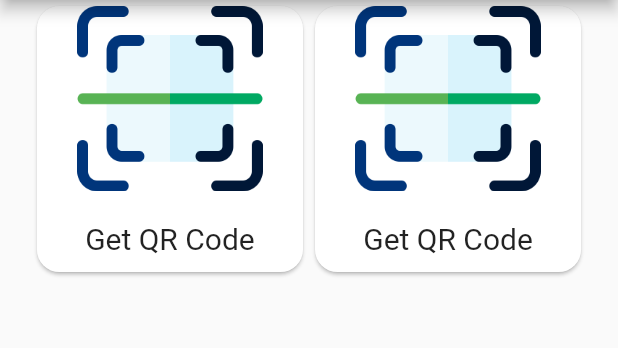
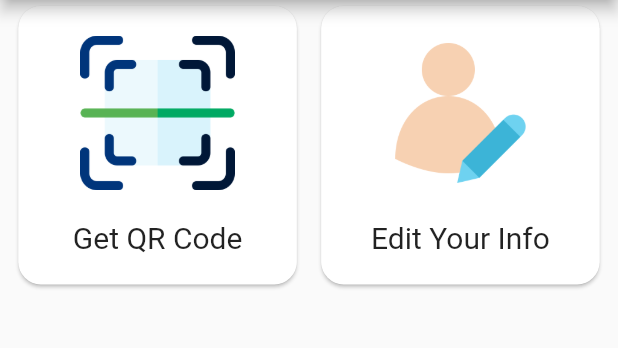
Before and after one commit to yash1200/Petals, a Flutter app: the HomePage screen opened directly, on a phone screen of 412 x 824 dp, the part 84-432 px from its top. Run offline on Flutter 3.47's test engine with Material 2 defaults, Android fonts, the light colour scheme and no system bars; our stand-ins replace firebase_auth, font_awesome_flutter, permission_handler, qr_flutter; missing offline and left inert: qr_code_scanner; accounts and stored records are empty; network calls fail.

Commit message:
Edit Info Completed

```diff
--- a/petal_bussiness/lib/Api_calls/SaveQr.dart
+++ b/petal_bussiness/lib/Api_calls/SaveQr.dart
@@ -3,6 +3,7 @@ import 'dart:typed_data';
 import 'dart:ui';
 import 'package:flutter/material.dart';
 import 'package:permission_handler/permission_handler.dart';
+import 'package:petal_bussiness/Widgets/ShowSnackBar.dart';
 import 'package:qr_flutter/qr_flutter.dart';
 
 void saveQrCode(var key, String text) async {
@@ -11,17 +12,7 @@ void saveQrCode(var key, String text) async {
     File file = File("/storage/emulated/0/Download/qr_image.png");
     var a = await _getWidgetImage(text);
     file.writeAsBytes(a);
-    key.currentState.showSnackBar(
-      SnackBar(
-        backgroundColor: Colors.black45,
-        content: Text(
-          'QR Code Saved in Downloads Folder',
-          style: TextStyle(
-            color: Colors.white38,
-          ),
-        ),
-      ),
-    );
+    showSnackBar(key, 'QR Code Saved in Downloads Folder');
   }
 }
 
--- a/petal_bussiness/lib/Widgets/CustomCard.dart
+++ b/petal_bussiness/lib/Widgets/CustomCard.dart
@@ -21,15 +21,16 @@ class CustomCard extends StatelessWidget {
         );
       },
       child: Container(
-        height: size.width * 0.45,
-        width: size.width * 0.45,
+        height: size.width * 0.47,
+        width: size.width * 0.47,
         child: Card(
           child: Column(
+            mainAxisAlignment: MainAxisAlignment.center,
             children: [
               Image.asset(
                 "assets/$image",
-                height: size.width * 0.3,
-                width: size.width * 0.3,
+                height: size.width * 0.25,
+                width: size.width * 0.25,
               ),
               SizedBox(
                 height: 20,
--- a/petal_bussiness/lib/views/HomePage.dart
+++ b/petal_bussiness/lib/views/HomePage.dart
@@ -2,6 +2,7 @@ import 'package:flutter/material.dart';
 import 'package:petal_bussiness/Api_calls/ApiCall.dart';
 import 'package:petal_bussiness/Provider/RestaurantProvider.dart';
 import 'package:petal_bussiness/Widgets/CustomCard.dart';
+import 'package:petal_bussiness/views/EditInfo.dart';
 import 'package:petal_bussiness/views/GetQr.dart';
 import 'package:provider/provider.dart';
 
@@ -27,7 +28,7 @@ class _HomePageState extends State<HomePage> {
       body: Column(
         children: [
           Row(
-            mainAxisAlignment: MainAxisAlignment.center,
+            mainAxisAlignment: MainAxisAlignment.spaceEvenly,
             children: [
               CustomCard(
                 image: "qr-code.png",
@@ -35,9 +36,9 @@ class _HomePageState extends State<HomePage> {
                 intent: GetQr(),
               ),
               CustomCard(
-                image: "qr-code.png",
-                text: "Get QR Code",
-                intent: GetQr(),
+                image: "edit_profile.png",
+                text: "Edit Your Info",
+                intent: EditInfo(),
               ),
             ],
           ),
--- a/petal_bussiness/pubspec.yaml
+++ b/petal_bussiness/pubspec.yaml
@@ -26,7 +26,6 @@ dependencies:
   http:
   firebase_auth:
   qr_flutter:
-  downloads_path_provider:
   permission_handler:
   provider:
 
```
Also changed, not shown: petal_bussiness/lib/Api_calls/ApiCall.dart (+10 -1 lines), petal_bussiness/lib/Api_calls/UpdateInfo.dart (added, +35 -0 lines), petal_bussiness/lib/Widgets/ShowSnackBar.dart (added, +15 -0 lines), petal_bussiness/lib/views/EditInfo.dart (added, +114 -0 lines), petal_bussiness/assets/edit_profile.png (added), petal_bussiness/pubspec.lock, 1 other file.
